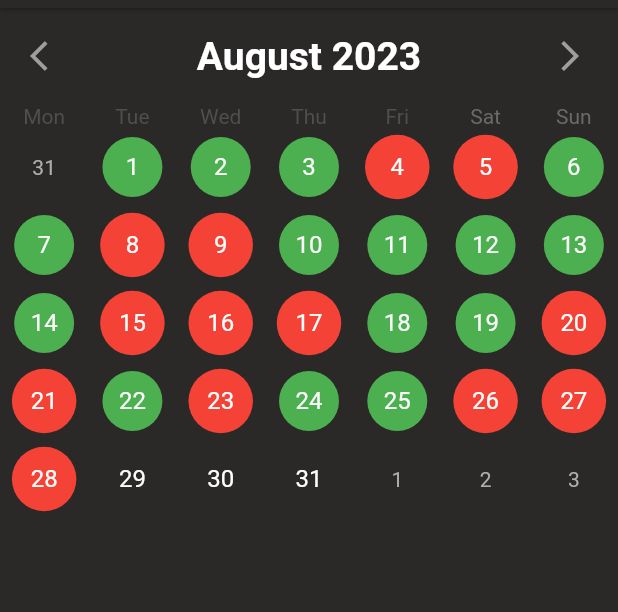
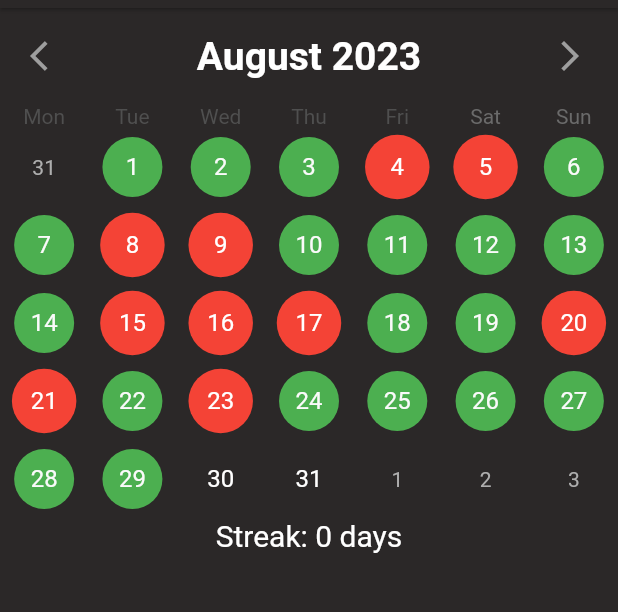
Before and after one commit to temevh/outhere, a Flutter app: the screen it shows after launch, swiped to page 2, on a phone screen of 412 x 824 dp, the part 76-688 px from its top. Run offline on Flutter 3.47's test engine with Material 2 defaults, Android fonts, the phone set to English and light mode, and no system bars; drawn by our look-alikes of table_calendar; our stand-ins replace google_fonts.

Commit message:
started to work on days streaks

```diff
--- a/lib/widgets/calendarView/calendar_view.dart
+++ b/lib/widgets/calendarView/calendar_view.dart
@@ -1,5 +1,6 @@
 import 'package:flutter/material.dart';
 import 'package:table_calendar/table_calendar.dart';
+import 'dart:math' as math;
 
 class CalendarView extends StatefulWidget {
   const CalendarView({super.key});
@@ -29,17 +30,43 @@ class _CalendarViewState extends State<CalendarView> {
     DateTime(2023, 8, 22),
     DateTime(2023, 8, 24),
     DateTime(2023, 8, 25),
+    DateTime(2023, 8, 26),
+    DateTime(2023, 8, 27),
+    DateTime(2023, 8, 28),
+    DateTime(2023, 8, 29),
   ];
 
   bool isSelected(DateTime day) {
     return selectedDates.any((date) => isSameDay(date, day));
   }
 
+  int calculateStreak() {
+    int maxStreak = 0;
+    int currentStreak = 0;
+    DateTime today = DateTime.now();
+    DateTime yesterday = today.subtract(Duration(days: 1));
+
+    for (int i = selectedDates.length - 1; i >= 0; i--) {
+      if (selectedDates.contains(yesterday)) {
+        currentStreak++;
+        yesterday = yesterday.subtract(Duration(days: 1));
+        maxStreak = math.max(maxStreak, currentStreak);
+      } else {
+        break;
+      }
+    }
+
+    return maxStreak;
+  }
+
   @override
   Widget build(BuildContext context) {
+    int streak = calculateStreak();
     return Scaffold(
       backgroundColor: const Color.fromARGB(255, 43, 40, 40),
-      body: TableCalendar(
+      body: Column(
+        children: [
+          TableCalendar(
             headerStyle: const HeaderStyle(
               titleCentered: true,
               formatButtonVisible: false,
@@ -147,6 +174,15 @@ class _CalendarViewState extends State<CalendarView> {
               },
             ),
           ),
+          Text(
+            "Streak: $streak days",
+            style: TextStyle(
+              color: Colors.white,
+              fontSize: 20,
+            ),
+          ),
+        ],
+      ),
     );
   }
 }
```
Lines whose indentation alone changed are shown as unchanged.
